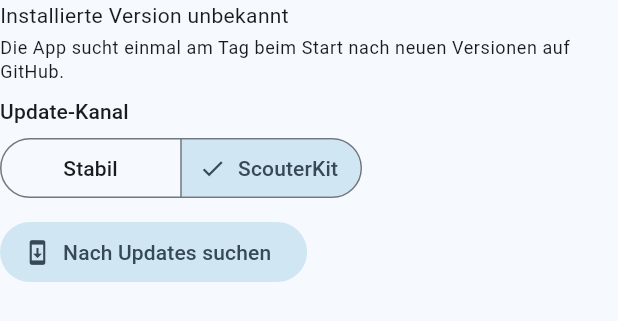
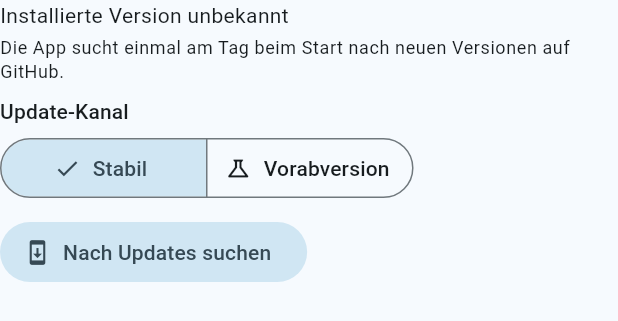
Before and after one commit to Poldion/Even-G1-Homeassistant, a Flutter app: the UpdateSettings widget shown alone on an empty page, opened directly, on a phone screen of 412 x 824 dp. Shown: the top 321 px of the screen. Run offline on Flutter 3.47's test engine with Material 3 defaults, Android fonts, the phone set to English and light mode, and no system bars; our stand-ins replace flutter_blue_plus, shared_preferences; missing offline and left inert: dart:ffi, flutter_foreground_task; accounts and stored records are empty; network calls fail.

Commit message:
Release 0.17.0: main is the stable version
Stable releases now come from main and support both firmwares; legacy
keeps the Even-only state up to 0.16.5. The former ScouterKit channel
becomes the preview channel (pre-releases sk-vX.Y.Z.N of every push to
main); the app tells the installed channel from the version.

Co-Authored-By: Claude Opus 5.5 <noreply@anthropic.com>
Claude-Session: https://claude.ai/code/session_01UKGADuP9Lj2YVnYyKs15hS

```diff
--- a/app/lib/ui/update_settings.dart
+++ b/app/lib/ui/update_settings.dart
@@ -41,8 +41,8 @@ Future<void> checkForAppUpdate(
       title: Text(
         !found.switchesChannel
             ? 'Version ${found.version} ist verfügbar'
-            : found.channel == UpdateChannel.scouterKit
-            ? 'ScouterKit-Version ${found.version}'
+            : found.channel == UpdateChannel.preview
+            ? 'Vorabversion ${found.version}'
             : 'Stabile Version ${found.version}',
       ),
       content: SingleChildScrollView(
@@ -81,7 +81,7 @@ class UpdateSettings extends StatefulWidget {
 class _UpdateSettingsState extends State<UpdateSettings> {
   String _version = '';
   bool _checking = false;
-  UpdateChannel _channel = AppUpdater.buildChannel;
+  UpdateChannel _channel = UpdateChannel.stable;
 
   @override
   void initState() {
@@ -96,26 +96,20 @@ class _UpdateSettingsState extends State<UpdateSettings> {
     });
   }
 
-  /// Switches the update channel; the ScouterKit channel only after a
+  /// Switches the update channel; the preview channel only after a
   /// warning. Then looks for that channel's build right away.
   Future<void> _setChannel(UpdateChannel channel) async {
     if (channel == _channel) return;
-    if (channel == UpdateChannel.scouterKit) {
+    if (channel == UpdateChannel.preview) {
       final ok = await showDialog<bool>(
         context: context,
         builder: (context) => AlertDialog(
           icon: const Icon(Icons.warning_amber),
-          title: const Text('ScouterKit-Version installieren?'),
+          title: const Text('Vorabversionen installieren?'),
           content: const SingleChildScrollView(
             child: Text(
-              'Diese experimentelle Version ist für Brillen mit der '
-              'Ersatz-Firmware ScouterKit (g1v0) gedacht. Diese Firmware '
-              'musst du selbst auf die Brille aufspielen. Das lässt sich '
-              'nicht rückgängig machen, und die offizielle Even-App '
-              'funktioniert danach nicht mehr (Anleitung: docs/SCOUTERKIT.md '
-              'im GitHub-Projekt).\n\n'
-              'Mit Evens Firmware arbeitet die ScouterKit-Version weiter wie '
-              'bisher (Einstellung „Even“ unter Brille).\n\n'
+              'Vorabversionen entstehen bei jeder Änderung am Projekt und '
+              'sind weniger getestet als die stabilen Versionen.\n\n'
               'Zurück zum stabilen Kanal geht es mit dem nächsten stabilen '
               'Release. Android installiert keine älteren Builds, sonst geht '
               'es nur über eine Neuinstallation.',
@@ -170,8 +164,8 @@ class _UpdateSettingsState extends State<UpdateSettings> {
           segments: const [
             ButtonSegment(value: UpdateChannel.stable, label: Text('Stabil')),
             ButtonSegment(
-              value: UpdateChannel.scouterKit,
-              label: Text('ScouterKit'),
+              value: UpdateChannel.preview,
+              label: Text('Vorabversion'),
               icon: Icon(Icons.science_outlined),
             ),
           ],
--- a/app/pubspec.yaml
+++ b/app/pubspec.yaml
@@ -2,7 +2,7 @@ name: even_g1_ha
 description: "Companion app connecting Even Realities G1 glasses with Home Assistant."
 publish_to: 'none'
 
-version: 0.16.5+23
+version: 0.17.0+24
 
 environment:
   sdk: ^3.13.5
```
Also changed, not shown: app/lib/update/app_update.dart (+28 -19 lines), custom_components/even_g1/manifest.json, 6 other files.
